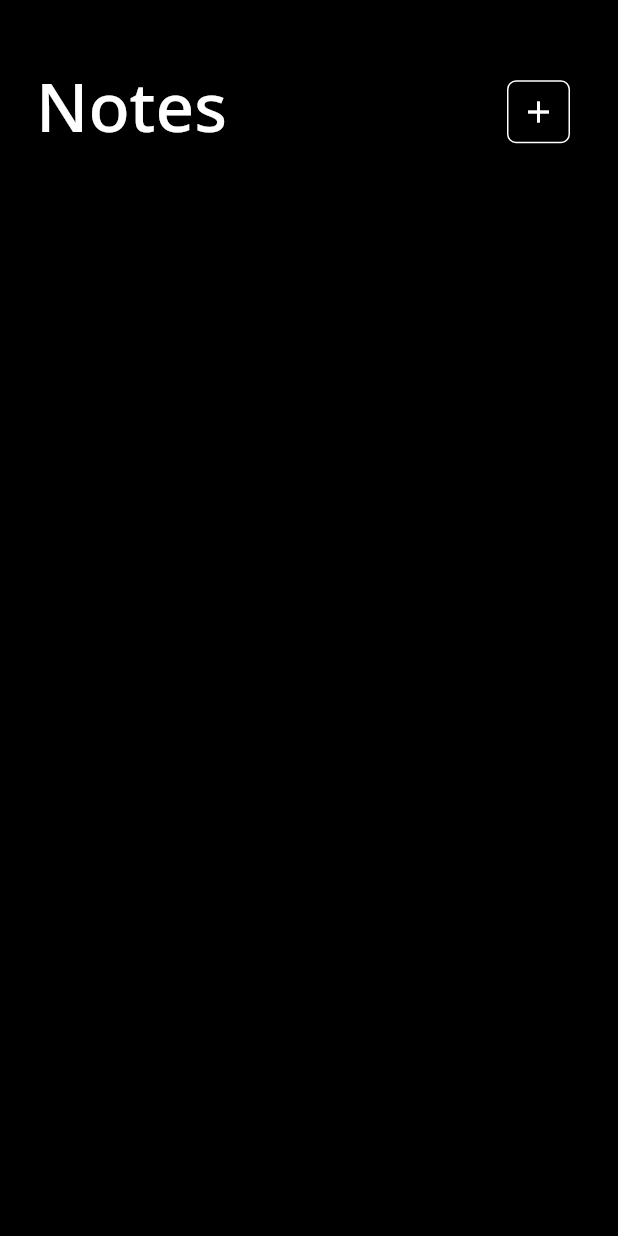
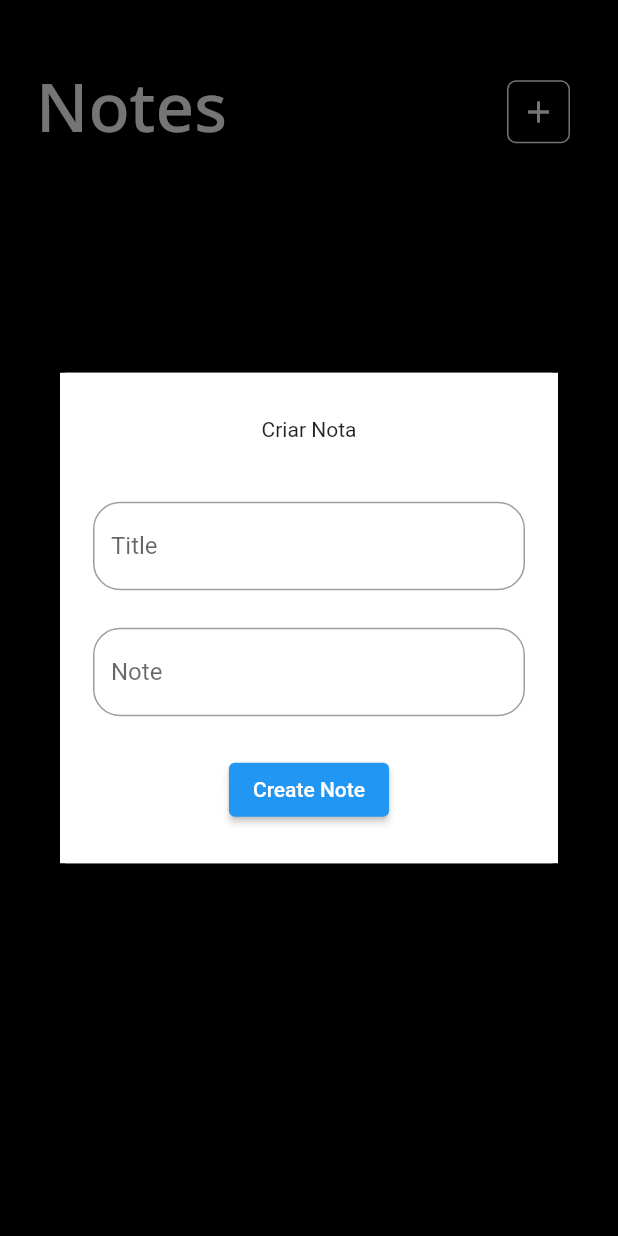
Before and after one commit to Franciscof11/Simple_Notes, a Flutter app: the screen it shows after launch, after a tap on the "add" icon, on a phone screen of 412 x 824 dp. Run offline on Flutter 3.47's test engine with Material 2 defaults, Android fonts, the phone set to English and light mode, and no system bars; our stand-ins replace cloud_firestore, firebase_core, google_fonts; accounts and stored records are empty; generated files the repository leaves out were written again.

Commit message:
feat: create note card started

```diff
--- a/lib/controller/firestore_service.dart
+++ b/lib/controller/firestore_service.dart
@@ -2,7 +2,7 @@
 
 import 'package:cloud_firestore/cloud_firestore.dart';
 
-final db = FirebaseFirestore.instance;
+final notesDb = FirebaseFirestore.instance.collection('notes');
 
 class FirestoreService {
   final note = {
@@ -19,7 +19,7 @@ class FirestoreService {
 
   // CREATE NOTE
   Future<void> createNote() {
-    return db.collection('notes').add(note).then(
+    return notesDb.add(note).then(
           (note) {},
           onError: (e) => print("Error: $e"),
         );
@@ -27,7 +27,7 @@ class FirestoreService {
 
   // DELETE NOTE
   Future<void> deleteNote(String noteId) {
-    return db.collection('notes').doc(noteId).delete().then(
+    return notesDb.doc(noteId).delete().then(
           (doc) => print("Document deleted"),
           onError: (e) => print("Error: $e"),
         );
@@ -35,7 +35,7 @@ class FirestoreService {
 
   // UPDATE NOTE
   Future<void> updateNote(String noteId) {
-    return db.collection('notes').doc(noteId).update(noteAtt).then(
+    return notesDb.doc(noteId).update(noteAtt).then(
           (value) => print('Document updated!'),
           onError: (e) => print("Error: $e"),
         );
--- a/lib/main.dart
+++ b/lib/main.dart
@@ -1,7 +1,7 @@
 import 'package:firebase_core/firebase_core.dart';
 import 'package:flutter/material.dart';
 import 'package:simple_notes/firebase_options.dart';
-import 'package:simple_notes/view/pages/home_page.dart';
+import 'package:simple_notes/view/pages/home_page/home_page.dart';
 
 void main() async {
   WidgetsFlutterBinding.ensureInitialized();
--- a/lib/model/note.dart
+++ b/lib/model/note.dart
@@ -4,11 +4,12 @@ class Note {
   final String? title;
   final String? note;
   final DateTime? timestamp;
-
+  final String? noteId;
   Note({
     required this.title,
     required this.note,
     required this.timestamp,
+    required this.noteId,
   });
 
   factory Note.fromFirestore(
@@ -20,6 +21,7 @@ class Note {
       title: data?['title'],
       note: data?['note'],
       timestamp: data?['timestamp'],
+      noteId: data?['noteId'],
     );
   }
 
@@ -28,6 +30,7 @@ class Note {
       if (title != null) 'title': title,
       if (note != null) 'note': note,
       if (timestamp != null) 'timestamp': timestamp,
+      if (noteId != null) 'noteId': noteId,
     };
   }
 }
--- a/lib/view/pages/home_page.dart
+++ b/lib/view/pages/home_page/home_page.dart
@@ -1,7 +1,8 @@
 import 'package:flutter/material.dart';
 import 'package:google_fonts/google_fonts.dart';
 
-import '../../controller/firestore_service.dart';
+import '../../../controller/firestore_service.dart';
+import 'widgets/create_note_card.dart';
 
 class HomePage extends StatelessWidget {
   const HomePage({super.key});
@@ -33,7 +34,12 @@ class HomePage extends StatelessWidget {
                 Padding(
                   padding: const EdgeInsets.only(right: 8, top: 8),
                   child: GestureDetector(
-                    onTap: () => firestore.updateNote('99aRML3DTASt2d5BVoab'),
+                    onTap: () => showDialog(
+                      context: context,
+                      builder: (context) => const Dialog(
+                        child: CreateNoteCard(),
+                      ),
+                    ),
                     child: Container(
                       padding: const EdgeInsets.all(8),
                       decoration: BoxDecoration(
--- /dev/null
+++ b/lib/view/pages/home_page/widgets/create_note_card.dart
@@ -0,0 +1,38 @@
+import 'package:flutter/material.dart';
+
+import 'note_form_field.dart';
+
+class CreateNoteCard extends StatelessWidget {
+  const CreateNoteCard({super.key});
+
+  @override
+  Widget build(BuildContext context) {
+    return Padding(
+      padding: MediaQuery.of(context).viewInsets,
+      child: Container(
+        color: Colors.white,
+        child: Padding(
+          padding: const EdgeInsets.symmetric(horizontal: 22),
+          child: SingleChildScrollView(
+            child: Column(
+              children: [
+                const SizedBox(height: 30),
+                const Text('Criar Nota'),
+                const SizedBox(height: 40),
+                const NoteFormField(label: 'Title'),
+                const SizedBox(height: 25),
+                const NoteFormField(label: 'Note'),
+                const SizedBox(height: 25),
+                ElevatedButton(
+                  onPressed: () {},
+                  child: const Text('Create Note'),
+                ),
+                const SizedBox(height: 25),
+              ],
+            ),
+          ),
+        ),
+      ),
+    );
+  }
+}
--- /dev/null
+++ b/lib/view/pages/home_page/widgets/note_form_field.dart
@@ -0,0 +1,65 @@
+import 'package:flutter/material.dart';
+
+class NoteFormField extends StatefulWidget {
+  final String label;
+  final Widget? prefixIcon;
+  final bool isSecret;
+  final TextEditingController? controller;
+  const NoteFormField({
+    super.key,
+    required this.label,
+    this.prefixIcon,
+    this.isSecret = false,
+    this.controller,
+  });
+
+  @override
+  State<NoteFormField> createState() => _NoteFormFieldState();
+}
+
+class _NoteFormFieldState extends State<NoteFormField> {
+  bool obscureText = false;
+
+  @override
+  void initState() {
+    super.initState();
+    obscureText = widget.isSecret;
+  }
+
+  @override
+  Widget build(BuildContext context) {
+    return TextFormField(
+      controller: widget.controller,
+      obscureText: obscureText,
+      style: const TextStyle(fontSize: 16),
+      validator: (value) {
+        if (value == null || value.isEmpty) {
+          return 'Campo Invalido!';
+        }
+        return null;
+      },
+      decoration: InputDecoration(
+        labelText: widget.label,
+        suffixIcon: widget.isSecret
+            ? IconButton(
+                onPressed: () {
+                  setState(() {
+                    obscureText = !obscureText;
+                  });
+                },
+                icon:
+                    Icon(obscureText ? Icons.visibility : Icons.visibility_off),
+              )
+            : null,
+        floatingLabelStyle: const TextStyle(fontSize: 20),
+        prefixIcon: widget.prefixIcon,
+        errorBorder: OutlineInputBorder(
+          borderSide: BorderSide(color: Colors.purple[800]!),
+        ),
+        border: OutlineInputBorder(
+          borderRadius: BorderRadius.circular(18),
+        ),
+      ),
+    );
+  }
+}
```
